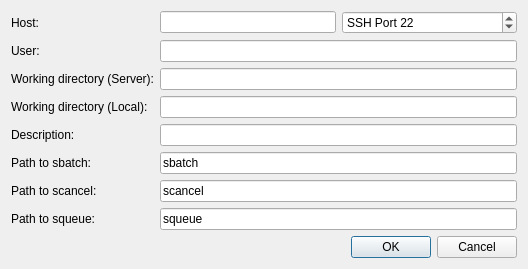
First picture: the form in src/globalsearch/queueinterfaces/slurmdialog.ui, repository xtalopt/XtalOpt, before the edit.
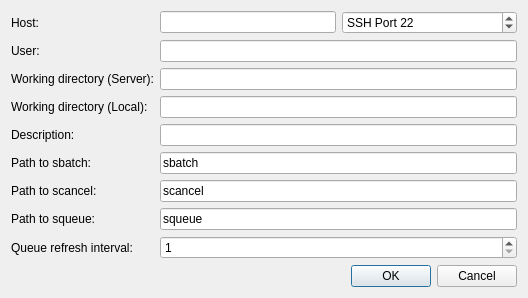
Second picture: the form after the edit.

Commit message: Add option to set queue refresh interval on remote queue interfaces.

The edit to the form file:
```diff
--- a/src/globalsearch/queueinterfaces/slurmdialog.ui
+++ b/src/globalsearch/queueinterfaces/slurmdialog.ui
@@ -229,7 +229,7 @@
      </property>
     </widget>
    </item>
-   <item row="9" column="3">
+   <item row="10" column="3">
     <widget class="QDialogButtonBox" name="buttonBox">
      <property name="orientation">
       <enum>Qt::Horizontal</enum>
@@ -239,7 +239,14 @@
      </property>
     </widget>
    </item>
-   <item row="8" column="3">
+   <item row="8" column="0">
+    <widget class="QLabel" name="label_2">
+     <property name="text">
+      <string>Queue refresh interval:</string>
+     </property>
+    </widget>
+   </item>
+   <item row="9" column="3">
     <spacer name="verticalSpacer">
      <property name="orientation">
       <enum>Qt::Vertical</enum>
@@ -252,6 +259,16 @@
      </property>
     </spacer>
    </item>
+   <item row="8" column="2" colspan="2">
+    <widget class="QSpinBox" name="spin_interval">
+     <property name="minimum">
+      <number>1</number>
+     </property>
+     <property name="maximum">
+      <number>99999</number>
+     </property>
+    </widget>
+   </item>
   </layout>
  </widget>
  <tabstops>
```
The commit also changes 11 other files.
